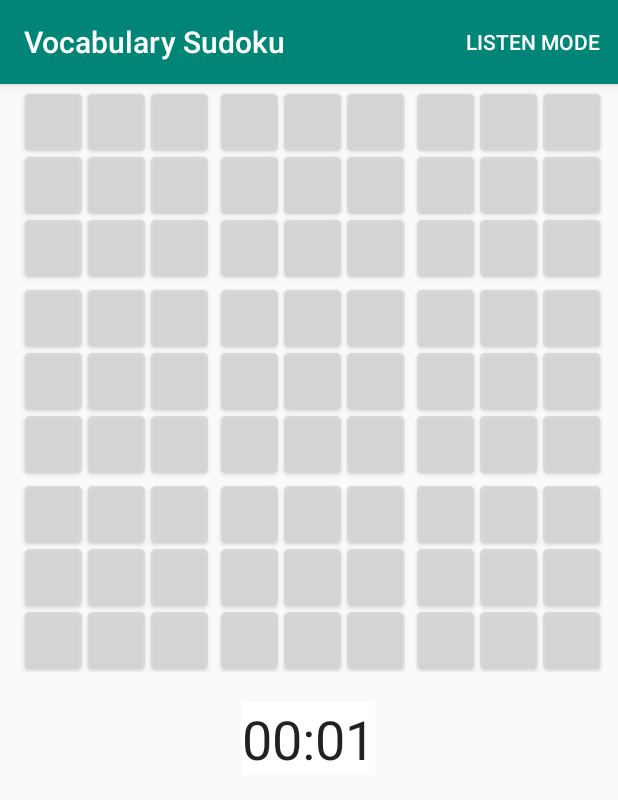
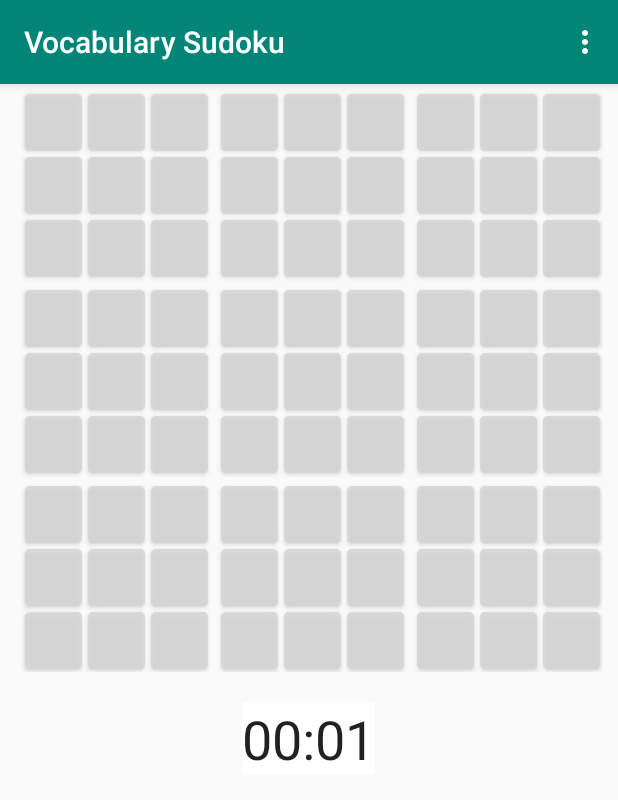
Before and after one commit to andiz-hang/language-sudoku, an Android app: the SudokuActivity screen opened directly, with no data from a screen before it, on a phone screen of 412 x 824 dp. Shown: the top 800 px of the screen. Run offline under Robolectric (Android 15) with nearby library versions, the phone set to English and light mode, and no system bars; 1 statement that could not run was skipped.

Commit message:
mainly adding menu options

```diff
--- a/app/src/main/res/menu/menu_button.xml
+++ b/app/src/main/res/menu/menu_button.xml
@@ -1,8 +1,15 @@
 <menu xmlns:android="http://schemas.android.com/apk/res/android"
     xmlns:app="http://schemas.android.com/apk/res-auto">
+
     <item
-        android:id="@+id/listen_mode_button"
-        android:title="@string/change_mode"
-        app:showAsAction="always"
-        />
+        android:id="@+id/exchange"
+        android:orderInCategory="100"
+        android:showAsAction="never"
+        android:title="exchange puzzle" />
+    <item
+        android:id="@+id/restart"
+        android:orderInCategory="200"
+        android:showAsAction="never"
+        android:title="restart current game"/>
+
 </menu>
```
